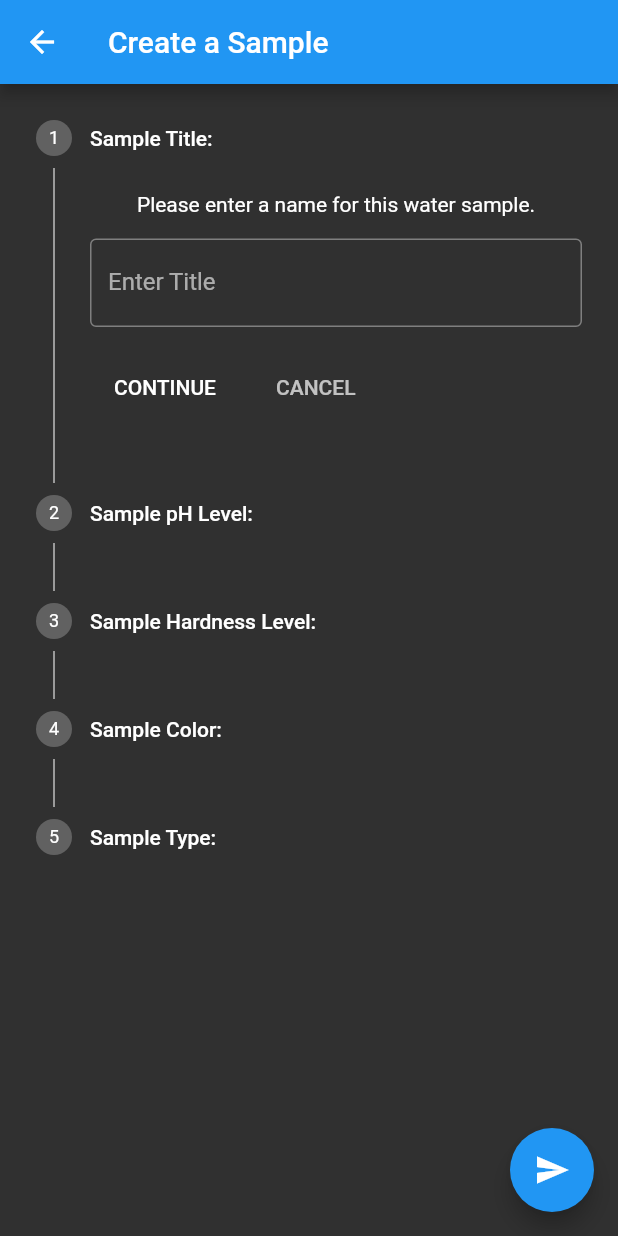
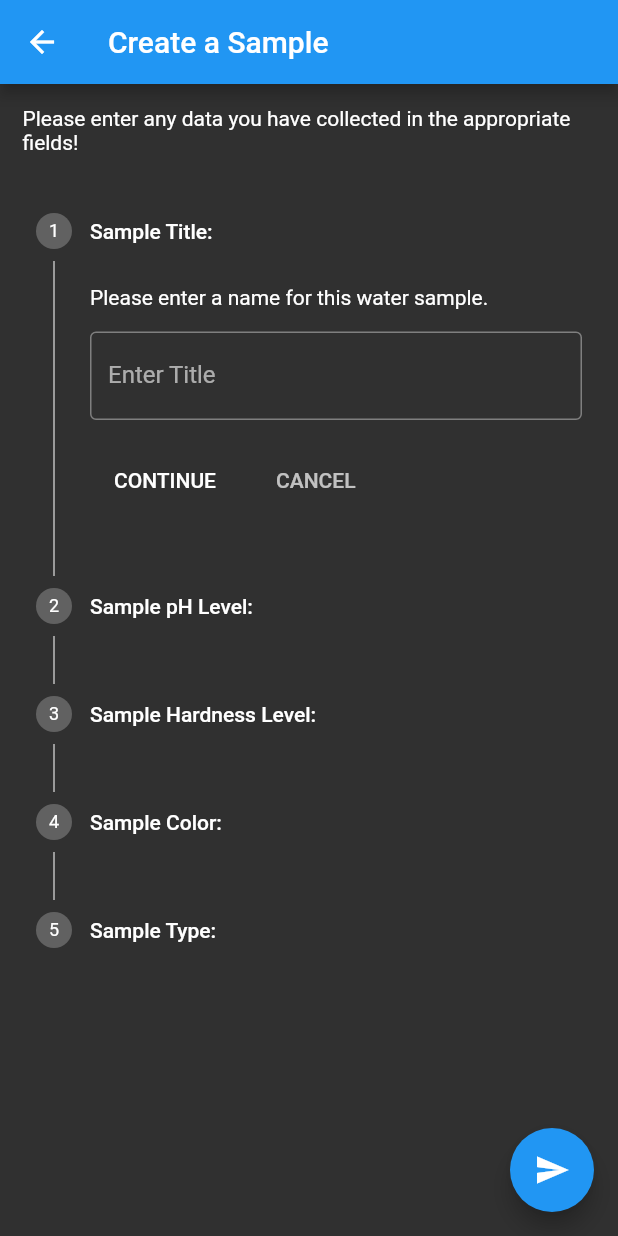
Before and after one commit to AquaSafe/aquasafe20xxDart, a Flutter app: the NewSample screen opened directly, on a phone screen of 412 x 824 dp. Run offline on Flutter 3.47's test engine with Material 2 defaults, Android fonts, the phone set to English and light mode, and no system bars; our stand-ins replace hex, shared_preferences; missing offline and left inert: sha3; accounts and stored records are empty.

Commit message:
Fixed text alignment

```diff
--- a/lib/NewSample.dart
+++ b/lib/NewSample.dart
@@ -3,6 +3,7 @@ import 'package:aquasafe20xx/api.dart' as api;
 
 var sColors = [
   "Clear",
+  "Cloudy",
   "Yellow",
   "Orange",
   "Red",
@@ -41,7 +42,16 @@ class _SamplePageState extends State<NewSample> {
       appBar: AppBar(
         title: Text('Create a Sample'),
       ),
-      body: Stepper(
+      body: Container(
+        child: Column(
+            crossAxisAlignment: CrossAxisAlignment.start,
+            children: <Widget>[
+              Padding(
+                padding: EdgeInsets.all(15),
+                child: Text(
+                    "Please enter any data you have collected in the appropriate fields!"),
+              ),
+              Stepper(
                 currentStep: _index,
                 onStepCancel: () {
                   if (_index <= 0) {
@@ -54,6 +64,7 @@ class _SamplePageState extends State<NewSample> {
                 },
                 onStepContinue: () {
                   if (_index >= 4) {
+                    Navigator.pop(context);
                     return;
                   }
                   setState(() {
@@ -70,7 +81,9 @@ class _SamplePageState extends State<NewSample> {
                     title: Text("Sample Title:"),
                     content: Container(
                       alignment: Alignment.centerLeft,
-              child: Column(children: <Widget>[
+                      child: Column(
+                          crossAxisAlignment: CrossAxisAlignment.start,
+                          children: <Widget>[
                             Text("Please enter a name for this water sample."),
                             Padding(
                               padding: EdgeInsets.only(top: 15),
@@ -96,8 +109,11 @@ class _SamplePageState extends State<NewSample> {
                     title: Text("Sample pH Level:"),
                     content: Container(
                       alignment: Alignment.centerLeft,
-              child: Column(children: <Widget>[
-                Text("Please enter the pH level for this water sample."),
+                      child: Column(
+                          crossAxisAlignment: CrossAxisAlignment.start,
+                          children: <Widget>[
+                            Text(
+                                "Please enter the pH level for this water sample."),
                             Padding(
                               padding: EdgeInsets.only(top: 15),
                             ),
@@ -122,8 +138,11 @@ class _SamplePageState extends State<NewSample> {
                     title: Text("Sample Hardness Level:"),
                     content: Container(
                       alignment: Alignment.centerLeft,
-              child: Column(children: <Widget>[
-                Text("Please enter the hardness level for this water sample."),
+                      child: Column(
+                          crossAxisAlignment: CrossAxisAlignment.start,
+                          children: <Widget>[
+                            Text(
+                                "Please enter the hardness level for this water sample."),
                             Padding(
                               padding: EdgeInsets.only(top: 15),
                             ),
@@ -148,8 +167,11 @@ class _SamplePageState extends State<NewSample> {
                     title: Text("Sample Color:"),
                     content: Container(
                       alignment: Alignment.centerLeft,
-              child: Column(children: <Widget>[
-                Text("Please select a water color for this water sample."),
+                      child: Column(
+                          crossAxisAlignment: CrossAxisAlignment.start,
+                          children: <Widget>[
+                            Text(
+                                "Please select a water color for this water sample."),
                             Padding(
                               padding: EdgeInsets.only(top: 15),
                             ),
@@ -189,8 +211,11 @@ class _SamplePageState extends State<NewSample> {
                     title: Text("Sample Type:"),
                     content: Container(
                       alignment: Alignment.centerLeft,
-              child: Column(children: <Widget>[
-                Text("Please select a location type for this water sample."),
+                      child: Column(
+                          crossAxisAlignment: CrossAxisAlignment.start,
+                          children: <Widget>[
+                            Text(
+                                "Please select a location type for this water sample."),
                             Padding(
                               padding: EdgeInsets.only(top: 15),
                             ),
@@ -228,6 +253,8 @@ class _SamplePageState extends State<NewSample> {
                   ),
                 ],
               ),
+            ]),
+      ),
       floatingActionButton: FloatingActionButton(
         onPressed: () {
           // Add your onPressed code here!]
```
Lines whose indentation alone changed are shown as unchanged.
